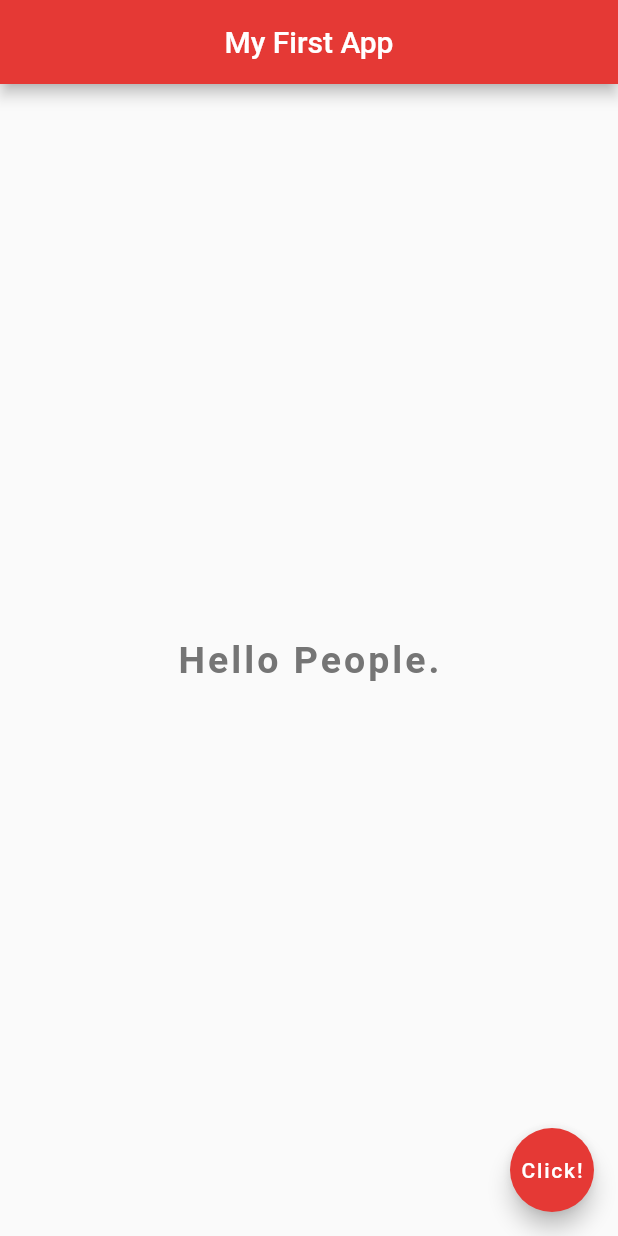
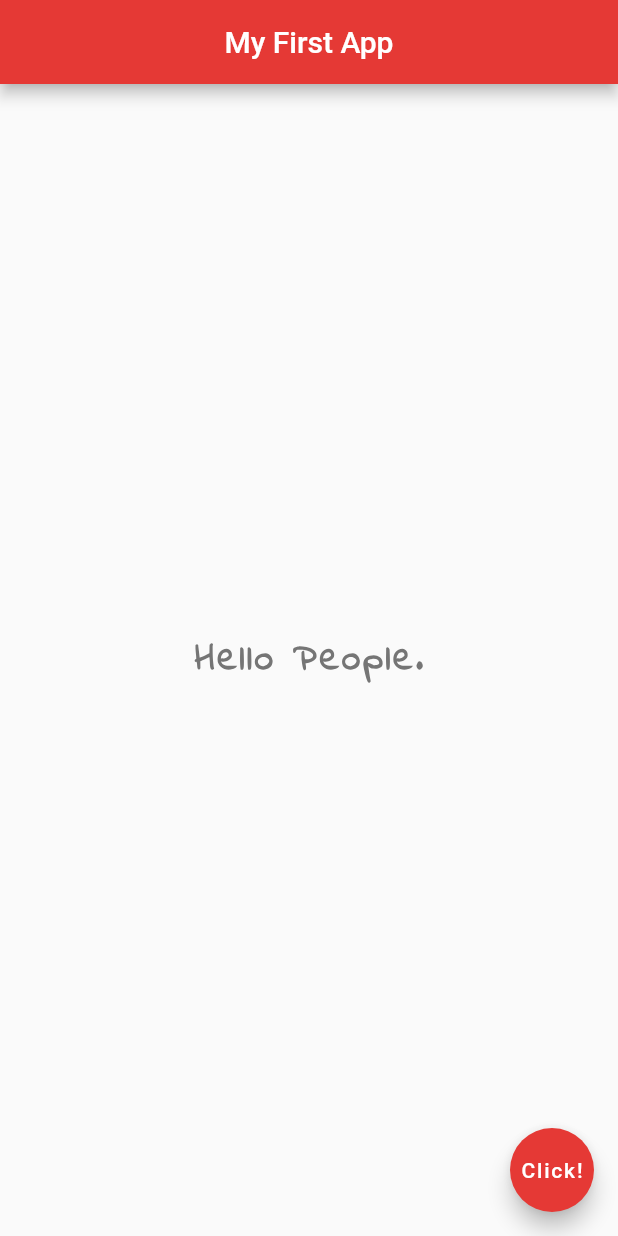
Before and after one commit to mishkatmustafid/flutter-project, a Flutter app: the screen it shows after launch, on a phone screen of 412 x 824 dp. Run offline on Flutter 3.47's test engine with Material 2 defaults, Android fonts, the phone set to English and light mode, and no system bars.

Commit message:
Moved the whole tree to a stateless widget for instantanous changes on the mobile screen

```diff
--- a/flutter_app/lib/main.dart
+++ b/flutter_app/lib/main.dart
@@ -1,7 +1,13 @@
 import 'package:flutter/material.dart';
 
 void main() => runApp(MaterialApp(
-  home: Scaffold(
+  home: Home()
+));
+
+class Home extends StatelessWidget {
+  @override
+  Widget build(BuildContext context) {
+    return Scaffold(
       appBar: AppBar(
         title: Text('My First App'),
         centerTitle: true,
@@ -15,6 +21,7 @@ void main() => runApp(MaterialApp(
             fontWeight: FontWeight.bold,
             letterSpacing: 2.0,
             color: Colors.grey[600],
+            fontFamily: 'IndieFlower',
           ),
         ),
       ),
@@ -23,5 +30,6 @@ void main() => runApp(MaterialApp(
         child: Text('Click!'),
         backgroundColor: Colors.red[600],
       ) ,
-  ),
-));
+    );
+  }
+}
```
Also changed, not shown: flutter_app/pubspec.yaml (+2 -9 lines). Lines whose indentation alone changed are shown as unchanged.
